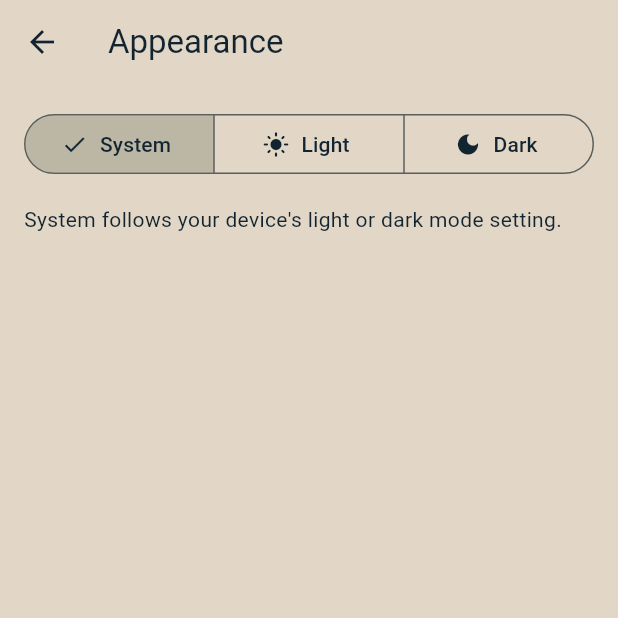
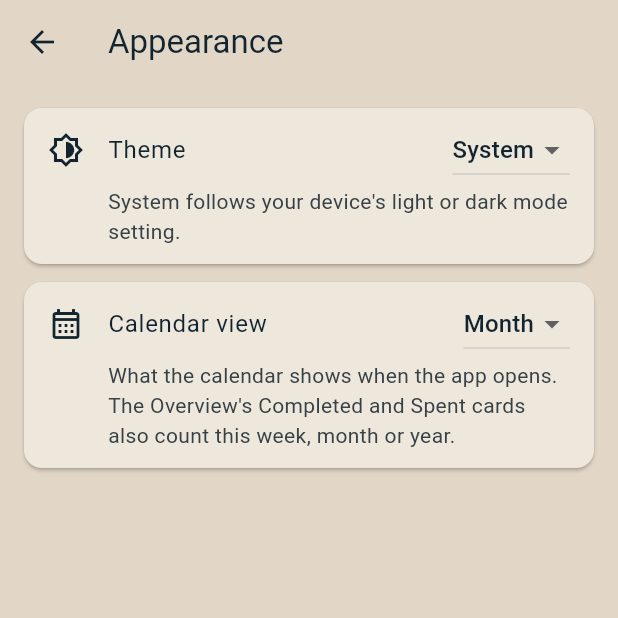
Before and after one commit to mygarrett38/hometrackhub, a Flutter app: the AppearanceSettingsScreen screen opened directly, on a phone screen of 412 x 824 dp, the top half of it. Run offline on Flutter 3.47's test engine with Material 3 defaults, Android fonts, the phone set to English and light mode, and no system bars; our stand-ins replace connectivity_plus, flutter_blue_plus, flutter_local_notifications, flutter_markdown_plus, flutter_timezone, shared_preferences and 1 more; missing offline and left inert: bonsoir, device_calendar_plus; accounts and stored records are empty.

Commit message:
Update appearance settings to use cards (and add new setting)

```diff
--- a/lib/models/app_settings.dart
+++ b/lib/models/app_settings.dart
@@ -1,5 +1,6 @@
 import 'package:flutter/material.dart' show ThemeMode, immutable;
 
+import 'calendar_period.dart';
 import 'task_reminder.dart';
 
 /// How often the overview notification summarizing upcoming maintenance is
@@ -26,6 +27,7 @@ class AppSettings {
     this.overviewHour = 8,
     this.overviewMinute = 0,
     this.themeMode = ThemeMode.system,
+    this.calendarPeriod = CalendarPeriod.month,
     this.networkDiscoveryEnabled = true,
     this.hideDetailsInNotifications = false,
     this.calendarSyncEnabled = false,
@@ -47,6 +49,10 @@ class AppSettings {
 
   // Appearance
   final ThemeMode themeMode;
+
+  /// What the calendar shows when the app opens, and the time the
+  /// Overview's Completed and Spent cards count: this week, month or year.
+  final CalendarPeriod calendarPeriod;
 
   // Privacy
   /// Whether the app may scan the local network for smart devices.
@@ -75,6 +81,7 @@ class AppSettings {
     int? overviewHour,
     int? overviewMinute,
     ThemeMode? themeMode,
+    CalendarPeriod? calendarPeriod,
     bool? networkDiscoveryEnabled,
     bool? hideDetailsInNotifications,
     bool? calendarSyncEnabled,
@@ -87,6 +94,7 @@ class AppSettings {
       overviewHour: overviewHour ?? this.overviewHour,
       overviewMinute: overviewMinute ?? this.overviewMinute,
       themeMode: themeMode ?? this.themeMode,
+      calendarPeriod: calendarPeriod ?? this.calendarPeriod,
       networkDiscoveryEnabled:
           networkDiscoveryEnabled ?? this.networkDiscoveryEnabled,
       hideDetailsInNotifications:
@@ -103,6 +111,7 @@ class AppSettings {
     'overviewHour': overviewHour,
     'overviewMinute': overviewMinute,
     'themeMode': themeMode.name,
+    'calendarPeriod': calendarPeriod.name,
     'networkDiscoveryEnabled': networkDiscoveryEnabled,
     'hideDetailsInNotifications': hideDetailsInNotifications,
     'calendarSyncEnabled': calendarSyncEnabled,
@@ -115,6 +124,7 @@ class AppSettings {
   factory AppSettings.fromJson(Map<String, dynamic> json) {
     const defaults = AppSettings();
     final themeName = json['themeMode'] as String?;
+    final periodName = json['calendarPeriod'] as String?;
     final overviewName = json['overviewFrequency'] as String?;
     return AppSettings(
       overviewFrequency: overviewName == null
@@ -127,6 +137,9 @@ class AppSettings {
       themeMode: themeName == null
           ? defaults.themeMode
           : ThemeMode.values.byName(themeName),
+      calendarPeriod: periodName == null
+          ? defaults.calendarPeriod
+          : CalendarPeriod.values.byName(periodName),
       networkDiscoveryEnabled:
           json['networkDiscoveryEnabled'] as bool? ??
           defaults.networkDiscoveryEnabled,
--- /dev/null
+++ b/lib/models/calendar_period.dart
@@ -0,0 +1,29 @@
+/// How much time the calendar shows at once. The one chosen in Appearance
+/// settings is what the calendar opens with, and what the Overview's
+/// Completed and Spent cards count.
+enum CalendarPeriod {
+  week('Week'),
+  month('Month'),
+  year('Year');
+
+  const CalendarPeriod(this.label);
+
+  final String label;
+
+  /// The first day of the week, month or year that [day] is in, and the
+  /// first day after it. Weeks start on Sunday, as on the calendar.
+  (DateTime start, DateTime end) rangeOf(DateTime day) {
+    switch (this) {
+      case week:
+        final start = DateTime(day.year, day.month, day.day - day.weekday % 7);
+        return (start, DateTime(start.year, start.month, start.day + 7));
+      case month:
+        return (
+          DateTime(day.year, day.month),
+          DateTime(day.year, day.month + 1),
+        );
+      case year:
+        return (DateTime(day.year), DateTime(day.year + 1));
+    }
+  }
+}
--- a/lib/ui/screens/settings/appearance_settings_screen.dart
+++ b/lib/ui/screens/settings/appearance_settings_screen.dart
@@ -1,18 +1,14 @@
 import 'package:flutter/material.dart';
 import 'package:provider/provider.dart';
 
+import '../../../models/calendar_period.dart';
 import '../../../state/settings_controller.dart';
+import '../../widgets/screen_padding.dart';
+import '../../widgets/settings_card.dart';
+import '../../widgets/settings_dropdown_row.dart';
 
-import '../../widgets/screen_padding.dart';
-
-/// Labels for each [ThemeMode], shared with the settings category list.
-const themeModeLabels = {
-  ThemeMode.system: 'System default',
-  ThemeMode.light: 'Light',
-  ThemeMode.dark: 'Dark',
-};
-
-/// Lets the user choose light mode, dark mode, or follow the device.
+/// Lets the user choose light mode, dark mode, or follow the device, and
+/// how much time the calendar and Overview show.
 class AppearanceSettingsScreen extends StatelessWidget {
   const AppearanceSettingsScreen({super.key});
 
@@ -26,32 +22,44 @@ class AppearanceSettingsScreen extends StatelessWidget {
       body: ListView(
         padding: screenPadding(context),
         children: [
-          SegmentedButton<ThemeMode>(
-            segments: const [
-              ButtonSegment(
-                value: ThemeMode.system,
-                label: Text('System'),
-                icon: Icon(Icons.brightness_auto),
-              ),
-              ButtonSegment(
-                value: ThemeMode.light,
-                label: Text('Light'),
-                icon: Icon(Icons.light_mode),
-              ),
-              ButtonSegment(
-                value: ThemeMode.dark,
-                label: Text('Dark'),
-                icon: Icon(Icons.dark_mode),
+          SettingsCard(
+            children: [
+              SettingsDropdownRow<ThemeMode>(
+                icon: Icons.brightness_6_outlined,
+                title: 'Theme',
+                description:
+                    'System follows your device\'s light or dark mode '
+                    'setting.',
+                value: settings.themeMode,
+                choices: const {
+                  ThemeMode.system: 'System',
+                  ThemeMode.light: 'Light',
+                  ThemeMode.dark: 'Dark',
+                },
+                onChanged: (themeMode) =>
+                    controller.update(settings.copyWith(themeMode: themeMode)),
               ),
             ],
-            selected: {settings.themeMode},
-            onSelectionChanged: (selection) => controller.update(
-              settings.copyWith(themeMode: selection.single),
-            ),
           ),
-          const SizedBox(height: 16),
-          const Text(
-            'System follows your device\'s light or dark mode setting.',
+          SettingsCard(
+            children: [
+              SettingsDropdownRow<CalendarPeriod>(
+                icon: Icons.calendar_month_outlined,
+                title: 'Calendar view',
+                description:
+                    'What the calendar shows when the app opens. The '
+                    'Overview\'s Completed and Spent cards also count this '
+                    'week, month or year.',
+                value: settings.calendarPeriod,
+                choices: {
+                  for (final period in CalendarPeriod.values)
+                    period: period.label,
+                },
+                onChanged: (period) => controller.update(
+                  settings.copyWith(calendarPeriod: period),
+                ),
+              ),
+            ],
           ),
         ],
       ),
--- /dev/null
+++ b/lib/ui/widgets/settings_dropdown_row.dart
@@ -0,0 +1,83 @@
+import 'package:flutter/material.dart';
+
+/// A setting chosen from a menu: its [icon] and [title], with the menu in the
+/// top right and a [description] below that runs the full width after the
+/// icon. A [ListTile] would squeeze the description in beside the menu.
+class SettingsDropdownRow<T> extends StatelessWidget {
+  const SettingsDropdownRow({
+    super.key,
+    required this.icon,
+    required this.title,
+    required this.description,
+    required this.value,
+    required this.choices,
+    required this.onChanged,
+  });
+
+  final IconData icon;
+  final String title;
+  final String description;
+  final T value;
+
+  /// Each value the menu offers, with its label.
+  final Map<T, String> choices;
+  final ValueChanged<T> onChanged;
+
+  /// As tall as the menu, so the title lines up with it.
+  static const _menuHeight = 48.0;
+
+  @override
+  Widget build(BuildContext context) {
+    final theme = Theme.of(context);
+
+    // The same spacing and text styles as the list rows around it.
+    return Padding(
+      padding: const EdgeInsets.fromLTRB(16, 4, 16, 12),
+      child: Row(
+        crossAxisAlignment: CrossAxisAlignment.start,
+        children: [
+          SizedBox(height: _menuHeight, child: Icon(icon)),
+          const SizedBox(width: 16),
+          Expanded(
+            child: Column(
+              crossAxisAlignment: CrossAxisAlignment.start,
+              children: [
+                // At least as tall as the menu, but taller for large text.
+                ConstrainedBox(
+                  constraints: const BoxConstraints(minHeight: _menuHeight),
+                  child: Row(
+                    children: [
+                      Expanded(
+                        child: Text(title, style: theme.textTheme.bodyLarge),
+                      ),
+                      DropdownButton<T>(
+                        value: value,
+                        // The choice sits against the right edge, however
+                        // short it is.
+                        alignment: AlignmentDirectional.centerEnd,
+                        onChanged: (value) {
+                          if (value != null) onChanged(value);
+                        },
+                        items: [
+                          for (final MapEntry(key: value, value: label)
+                              in choices.entries)
+                            DropdownMenuItem(value: value, child: Text(label)),
+                        ],
+                      ),
+                    ],
+                  ),
+                ),
+                Text(
+                  description,
+                  style: theme.textTheme.bodyMedium?.copyWith(
+                    color: theme.colorScheme.onSurfaceVariant,
+                  ),
+                ),
+              ],
+            ),
+          ),
+        ],
+      ),
+    );
+  }
+}
```
Also changed, not shown: lib/ui/screens/settings/notification_settings_screen.dart (+12 -79 lines), 2 other files.
